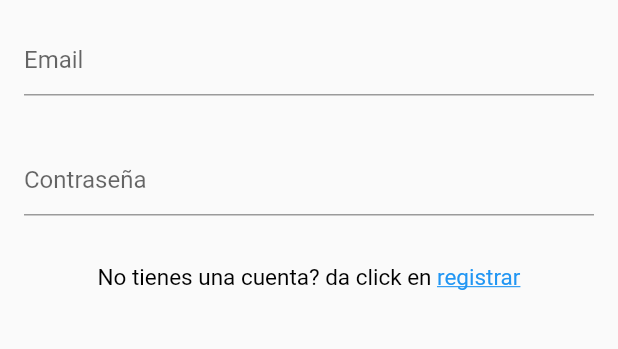
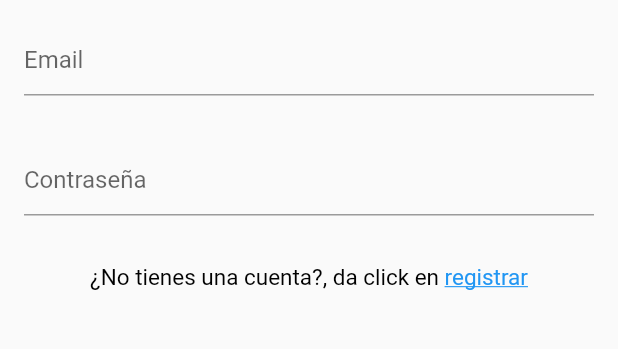
Before and after one commit to ElEdwinJSH/login, a Flutter app: the screen it shows after launch, on a phone screen of 412 x 824 dp, the part 473-822 px from its top. Run offline on Flutter 3.47's test engine with Material 2 defaults, Android fonts, the phone set to English and light mode, and no system bars.

```diff
--- a/lib/screens/login_screen.dart
+++ b/lib/screens/login_screen.dart
@@ -33,7 +33,7 @@ class LoginScreen extends StatelessWidget {
               padding: const EdgeInsets.all(16.0),
               child: RichText(
                 text: TextSpan(
-                  text: "No tienes una cuenta? da click en ",
+                  text: "¿No tienes una cuenta?, da click en ",
                   style: const TextStyle(fontSize: 15, color: Colors.black),
                   children: <TextSpan>[
                     TextSpan(
```
